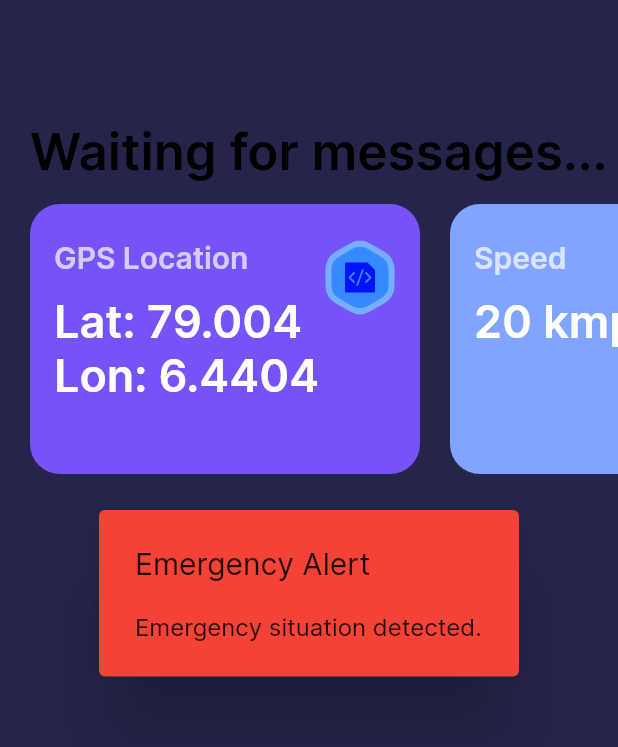
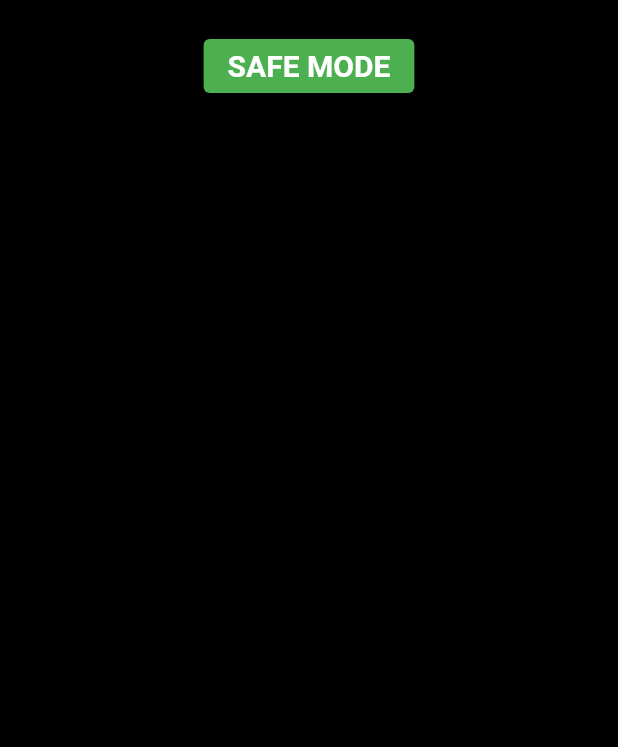
Before and after one commit to hasantha-nadeeshan/V2V-Communication-4-Augmented-Driving, a Flutter app: the screen it shows after launch, on a phone screen of 412 x 824 dp. Shown: the top 747 px of the screen. Run offline on Flutter 3.47's test engine with Material 2 defaults, Android fonts, the phone set to English and light mode, and no system bars; our stand-ins replace flutter_svg, hive, hive_flutter, rive; missing offline and left inert: imageview360; accounts and stored records are empty.

Commit message:
Changed - UI

```diff
--- a/lib/constants.dart
+++ b/lib/constants.dart
@@ -1,8 +1,9 @@
 import 'dart:io';
+import 'package:flutter/material.dart' show Color, Colors, ThemeData;
+import 'package:vector_math/vector_math.dart' hide Colors;
 
-import 'package:flutter/material.dart';
 import 'dart:math';
-import 'package:vector_math/vector_math.dart';
+
 
 const Color backgroundColor2 = Color(0xFF17203A);
 const Color backgroundColorLight = Color(0xFFF2F6FF);
@@ -11,12 +12,12 @@ const Color shadowColorLight = Color(0xFF4A5367);
 const Color shadowColorDark = Color.fromARGB(255, 29, 0, 0);
 
 
-const String EMERGENCY_VEHICLE_ID = "219";
+const String EMERGENCY_VEHICLE_ID = "48";
 
 const int PREVIUOS_POSITION_COUNT = 50;
-const int BUFFER_SIZE = 10;
+const int BUFFER_SIZE = 5;
 
-Directory outputdir = new Directory("E:FYP\Test Data\test.txt");
+Directory outputdir = new Directory("E:\FYP\data\est.txt");
 
 
 
@@ -119,7 +120,7 @@ String inFrontBehind(double lonH1, double latH1, double lonX1, double latX1,doub
 
 
   if (X1_H1 < X2_H1) {
-    if (H2_H1 < X2_H1 && X2_X1 > X1_H1) {    // second constrain only due to gps inacuracy
+    if (H2_H1 < X2_H1 && X2_X1 > X1_H1) {    // second constrain only due to gps inacuracy && X2_X1 > X1_H1
       print('infront');
       return ("in front");
     } else {
@@ -172,3 +173,19 @@ String accidentAheadAlert(double Heading_H, double Heading_X, double lonH1, doub
   }
   return "";
 }
+
+
+
+class ThemeClass{
+
+  static ThemeData lightTheme = ThemeData(
+    scaffoldBackgroundColor: Colors.white,
+
+
+  );
+
+  static ThemeData darkTheme = ThemeData(
+    scaffoldBackgroundColor: Colors.black,
+
+  );
+}
--- a/lib/screens/home/home_screen.dart
+++ b/lib/screens/home/home_screen.dart
@@ -1,5 +1,6 @@
 import 'package:flutter/material.dart';
 import 'package:hive/hive.dart';
+import 'package:path_provider/path_provider.dart';
 import 'dart:async';
 import 'dart:io';
 import '../../models/dumyData.dart';
@@ -35,7 +36,7 @@ class _HomeScreenState extends State<HomeScreen> {
   int emggcount =0;
   int noemggcount=0;
 
-  final file = File(outputdir.path);
+  File file = File(outputdir.path);
 
   late Box<String> mydata;
   late Box<String> prevmydata;
@@ -57,6 +58,8 @@ class _HomeScreenState extends State<HomeScreen> {
   Future<void> _startListening() async {
     try {
           _socket = await RawDatagramSocket.bind("169.254.129.201", 5005);
+          Directory document = await getApplicationDocumentsDirectory();
+          file = File(document.path);
           _socket!.listen((event) {
           if (event == RawSocketEvent.read) {
             final datagram = _socket!.receive();
@@ -120,16 +123,7 @@ class _HomeScreenState extends State<HomeScreen> {
                       noemggcount = currentState.where((item) => item == "no emergency").length;
 
                       if(currentState.length == BUFFER_SIZE && emggcount >= noemggcount){
-                        file.writeAsString(_mydataToList.join(',')+"\n");
-                        file.writeAsString(_myprevdataToList.join(',')+"\n");
-                        file.writeAsString(_emgdataToList.join(',')+"\n");
-                        file.writeAsString(_emgprevdataToList.join(',')+"\n");
-                        file.writeAsString(inFrontBehind(
-                                                          double.parse(_myprevdataToList[1]), double.parse(_myprevdataToList[2]),
-                                                          double.parse(_emgprevdataToList[1]), double.parse(_emgprevdataToList[2]),
-                                                          double.parse(_mydataToList[1]), double.parse(_mydataToList[2]),
-                                                          double.parse(_emgdataToList[1]), double.parse(_emgdataToList[2]))+"\n");
-                        file.writeAsString("*****************Emergency****************+\n");
+                        print("Emergency");
 
                         showEmergency =true;
                       }
@@ -162,46 +156,53 @@ class _HomeScreenState extends State<HomeScreen> {
   @override
   Widget build(BuildContext context) {
     return Scaffold(
-      backgroundColor: backgroundColorDark,
+      backgroundColor: ThemeClass.darkTheme.scaffoldBackgroundColor,
       body: SafeArea(
         bottom: false,
-        child: SingleChildScrollView(
+
           child: Column(
-            crossAxisAlignment: CrossAxisAlignment.start,
+            crossAxisAlignment: CrossAxisAlignment.center,
             children: [
-              const SizedBox(height: 40),
-              Padding(
-                padding: const EdgeInsets.fromLTRB(20, 40, 0, 15),
-                child: Text(
-                  _message,
-                  style: Theme.of(context).textTheme.headlineMedium!.copyWith(
-                      color: Colors.black, fontWeight: FontWeight.w600),
-                ),
+              const SizedBox(height: 20),
+              Center(
+                child: ElevatedButton(
+
+                    onPressed: () {},
+                    // style: ButtonStyle(elevation: MaterialStateProperty(12.0 )),
+                    style: ElevatedButton.styleFrom(
+                        backgroundColor: Colors.green,
+                        elevation: 12.0,
+                        textStyle: const TextStyle(
+                          color: Colors.white,
+                          fontSize: 20.0,
+                          fontWeight: FontWeight.bold,
+                          )),
+
+                    child: const Text('SAFE MODE'),
+                  ),
               ),
-              SingleChildScrollView(
-                scrollDirection: Axis.horizontal,
+              const SizedBox(height: 50),
+              Center(
                 child: Row(
+                  mainAxisAlignment: MainAxisAlignment.center,
                   children: [
-                    ...courses
-                        .map((course) => Padding(
-                              padding: const EdgeInsets.only(left: 20),
-                              child: CourseCard(course: course),
-                            ))
-                        .toList(),
+                    Text("spd"),
+                    const SizedBox(width: 30),
+                    Text("65"),
+                    Text("limit")
                   ],
                 ),
-              ),
+              )
 
-              showEmergency? Center(
-                child: emergencyAlertShow(),
-              ) : Text('')
+
+
 
 
 
             ],
           ),
         ),
-      ),
-    );
+      );
+
   }
 }
```
Also changed, not shown: lib/screens/popupcards/emergency.dart (+86 -9 lines).
